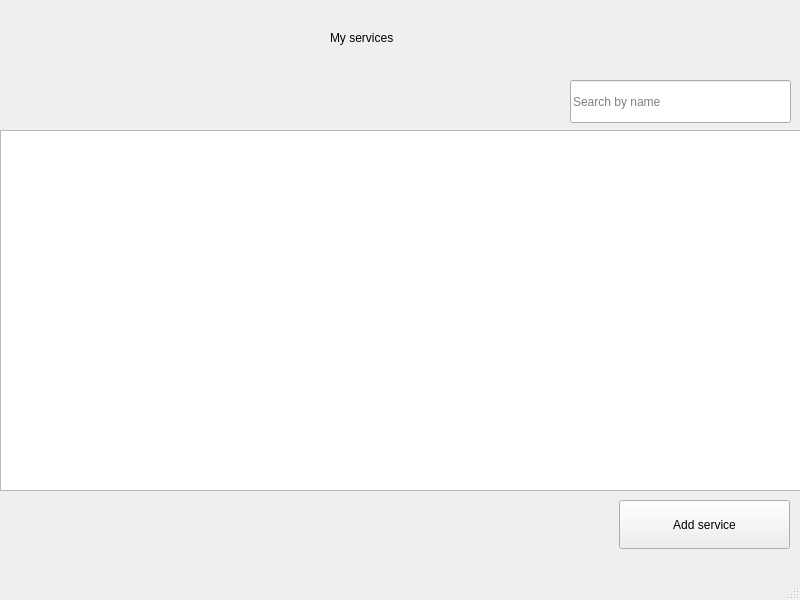
Before: the Qt Designer form src/UI/mainwindow.ui in Kracocks/ToolBox, drawn with Qt 5.
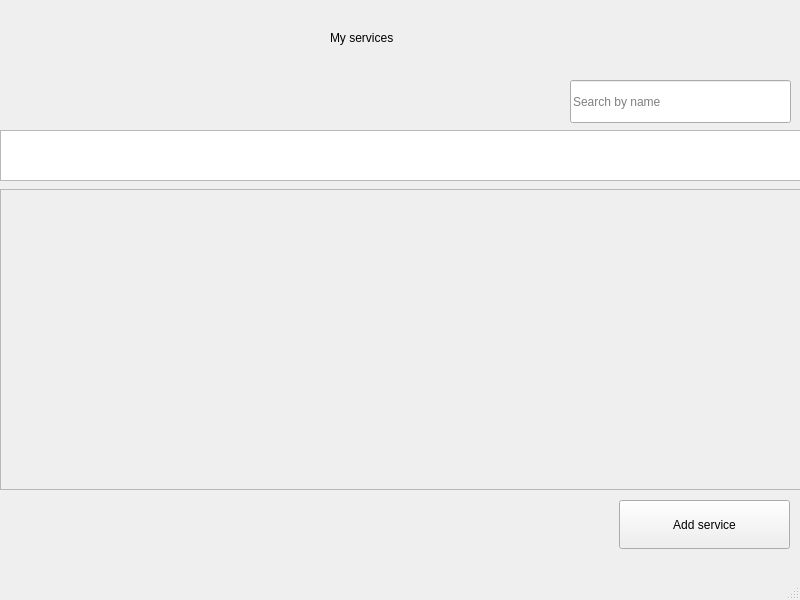
After: the same form once the commit is applied.

```diff
--- a/src/UI/mainwindow.ui
+++ b/src/UI/mainwindow.ui
@@ -46,7 +46,7 @@
       <x>0</x>
       <y>130</y>
       <width>801</width>
-      <height>361</height>
+      <height>51</height>
      </rect>
     </property>
    </widget>
@@ -82,6 +82,35 @@
      <string>Search by name</string>
     </property>
    </widget>
+   <widget class="QWidget" name="horizontalLayoutWidget">
+    <property name="geometry">
+     <rect>
+      <x>0</x>
+      <y>189</y>
+      <width>801</width>
+      <height>301</height>
+     </rect>
+    </property>
+    <layout class="QHBoxLayout" name="hbox_layout">
+     <item>
+      <widget class="QScrollArea" name="scrollArea">
+       <property name="widgetResizable">
+        <bool>true</bool>
+       </property>
+       <widget class="QWidget" name="scrollAreaWidgetContents">
+        <property name="geometry">
+         <rect>
+          <x>0</x>
+          <y>0</y>
+          <width>797</width>
+          <height>297</height>
+         </rect>
+        </property>
+       </widget>
+      </widget>
+     </item>
+    </layout>
+   </widget>
   </widget>
   <widget class="QStatusBar" name="statusbar"/>
  </widget>
```
